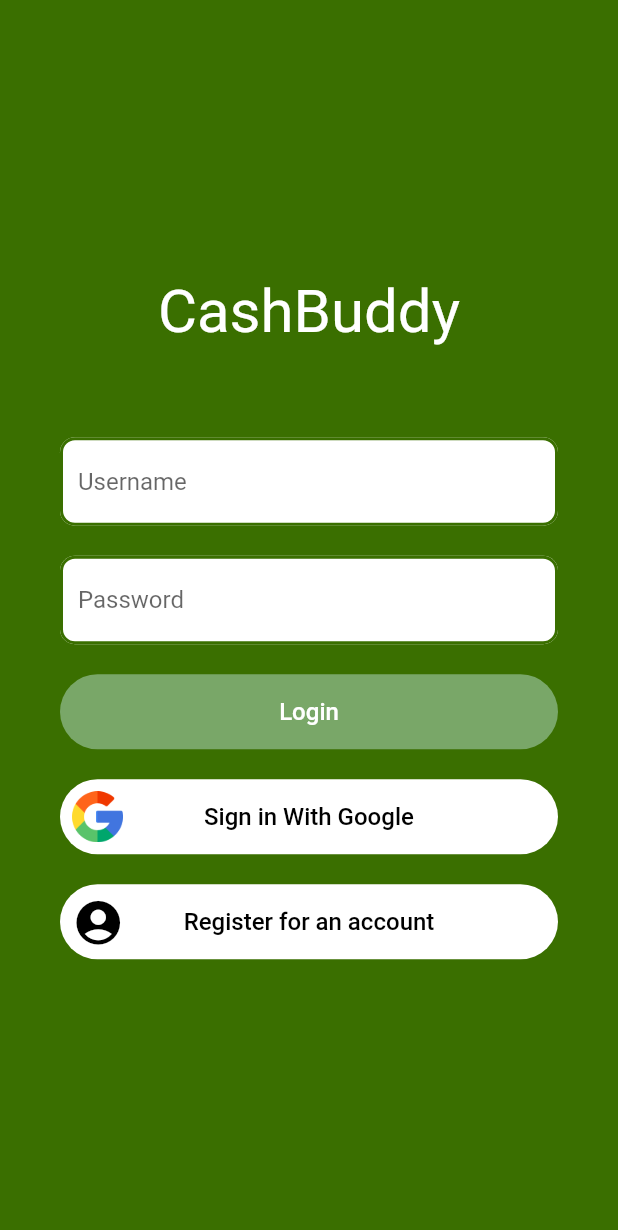
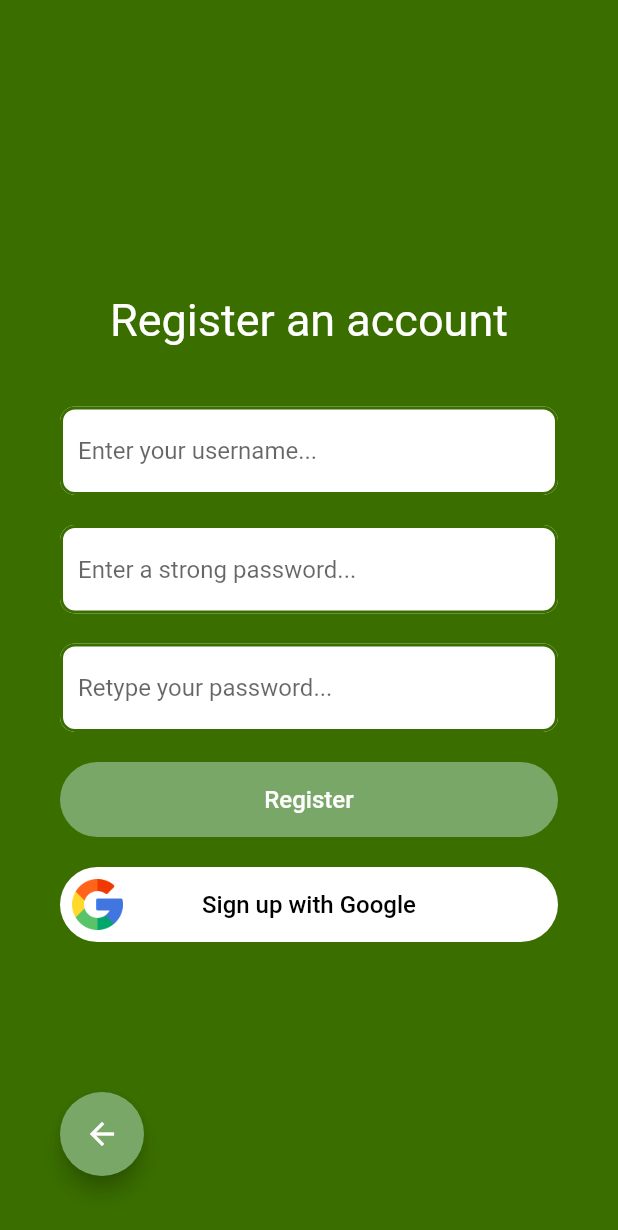
Before and after one commit to SimonZhao7/Cashbuddy-Mobile, a Flutter app: the screen it shows after launch, after a tap on "Register for an account", on a phone screen of 412 x 824 dp. Shown: the top 1230 px of the screen. Run offline on Flutter 3.47's test engine with Material 2 defaults, Android fonts, the phone set to English and light mode, and no system bars; our stand-ins replace firebase_auth, gap; accounts and stored records are empty.

Commit message:
Register Page UI

```diff
--- a/lib/constants/routes.dart
+++ b/lib/constants/routes.dart
@@ -1 +1,2 @@
 const loginRoute = '/login';
+const registerRoute = '/register';
--- a/lib/main.dart
+++ b/lib/main.dart
@@ -1,3 +1,4 @@
+import 'package:cashbuddy_mobile/views/register.dart';
 import 'package:flutter/material.dart';
 // Views
 import './views/login.dart';
@@ -17,6 +18,7 @@ void main() {
     initialRoute: loginRoute,
     routes: {
       loginRoute: (context) => const Login(),
+      registerRoute: (context) => const Register(),
     },
   ));
 }
--- a/lib/views/login.dart
+++ b/lib/views/login.dart
@@ -1,4 +1,5 @@
 import 'package:cashbuddy_mobile/constants/colors.dart';
+import 'package:cashbuddy_mobile/constants/routes.dart';
 import 'package:cashbuddy_mobile/widgets/button.dart';
 import 'package:flutter/material.dart';
 import 'package:gap/gap.dart';
@@ -72,7 +73,9 @@ class _LoginState extends State<Login> {
             ),
             const Gap(20),
             Button(
-              onPressed: () {},
+              onPressed: () {
+                Navigator.of(context).pushNamed(registerRoute);
+              },
               label: 'Register for an account',
               icon: const Icon(
                 Icons.account_circle,
--- /dev/null
+++ b/lib/views/register.dart
@@ -0,0 +1,101 @@
+import 'package:cashbuddy_mobile/constants/colors.dart';
+import 'package:cashbuddy_mobile/constants/routes.dart';
+import 'package:cashbuddy_mobile/widgets/button.dart';
+import 'package:cashbuddy_mobile/widgets/input.dart';
+import 'package:flutter/material.dart';
+import 'package:gap/gap.dart';
+
+class Register extends StatefulWidget {
+  const Register({super.key});
+
+  @override
+  State<Register> createState() => _RegisterState();
+}
+
+class _RegisterState extends State<Register> {
+  late TextEditingController _email;
+  late TextEditingController _password;
+  late TextEditingController _confirmPassword;
+
+  @override
+  void initState() {
+    _email = TextEditingController();
+    _password = TextEditingController();
+    _confirmPassword = TextEditingController();
+    super.initState();
+  }
+
+  @override
+  void dispose() {
+    _email.dispose();
+    _password.dispose();
+    _confirmPassword.dispose();
+    super.dispose();
+  }
+
+  @override
+  Widget build(BuildContext context) {
+    return Scaffold(
+      backgroundColor: const Color(darkGreen),
+      body: Container(
+          padding: const EdgeInsets.all(40),
+          child: Stack(
+            children: [
+              Column(
+                mainAxisAlignment: MainAxisAlignment.center,
+                children: [
+                  const Text(
+                    'Register an account',
+                    style: TextStyle(
+                      fontSize: 30,
+                      color: Color(white),
+                    ),
+                  ),
+                  const Gap(40),
+                  Input(
+                    controller: _email,
+                    label: 'Enter your username...',
+                  ),
+                  const Gap(20),
+                  Input(
+                    controller: _password,
+                    label: 'Enter a strong password...',
+                    password: true,
+                  ),
+                  const Gap(20),
+                  Input(
+                    controller: _confirmPassword,
+                    label: 'Retype your password...',
+                    password: true,
+                  ),
+                  const Gap(20),
+                  Button(
+                    onPressed: () {},
+                    label: 'Register',
+                    backgroundColor: lightGreen,
+                    textColor: white,
+                  ),
+                  const Gap(20),
+                  Button(
+                    onPressed: () {},
+                    label: 'Sign up with Google',
+                    icon: Image.asset('assets/images/google_icon.png'),
+                  ),
+                ],
+              ),
+              Align(
+                alignment: Alignment.bottomLeft,
+                child: FloatingActionButton(
+                  onPressed: () {
+                    Navigator.pushNamedAndRemoveUntil(
+                        context, loginRoute, (route) => false);
+                  },
+                  backgroundColor: const Color(lightGreen),
+                  child: const Icon(Icons.arrow_back),
+                ),
+              )
+            ],
+          )),
+    );
+  }
+}
```
